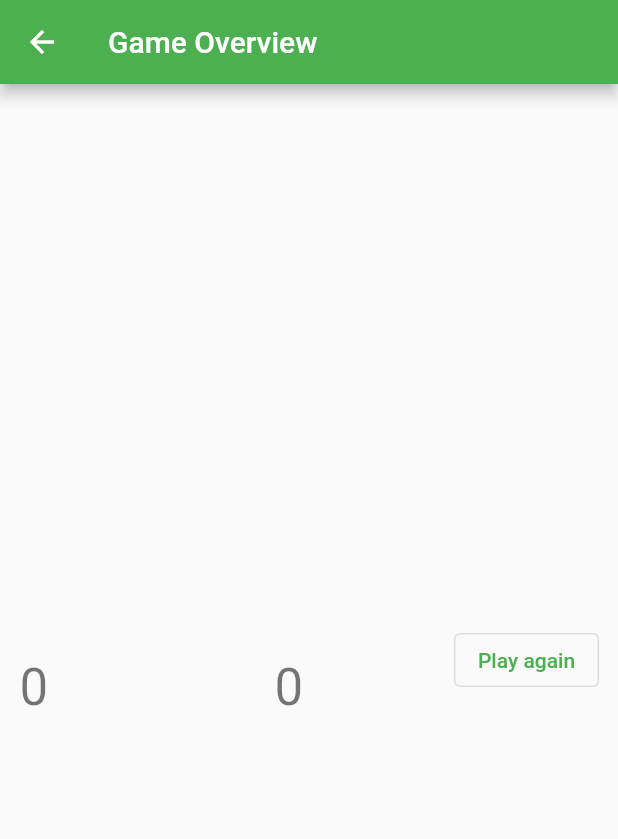
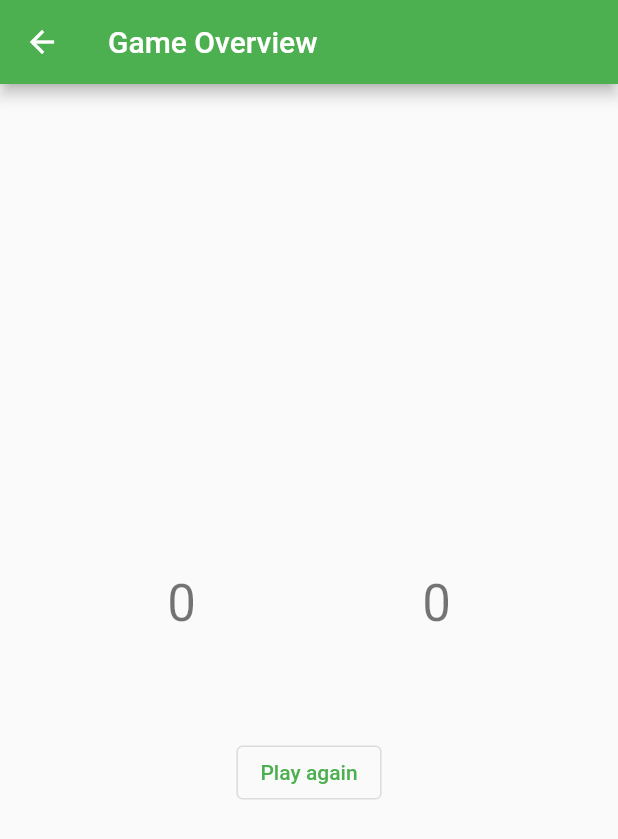
Before and after one commit to Lighting123/football_goal_app, a Flutter app: the GameScreen screen opened directly with empty values, after a tap on "End Game", on a phone screen of 412 x 824 dp. Shown: the top 839 px of the screen. Run offline on Flutter 3.47's test engine with Material 2 defaults, Android fonts, the phone set to English and light mode, and no system bars.

Commit message:
Update for Mobile

```diff
--- a/lib/game_screen.dart
+++ b/lib/game_screen.dart
@@ -45,7 +45,10 @@ class _GameScreenState extends State<GameScreen> {
         title: const Text("Game"),
       ),
       body: Center(
-          child: Row(
+        child: Column(
+          mainAxisAlignment: MainAxisAlignment.center,
+          children: [
+            Row(
               mainAxisAlignment: MainAxisAlignment.center,
               children: [
                 Column(
@@ -59,7 +62,7 @@ class _GameScreenState extends State<GameScreen> {
                     OutlinedButton(onPressed: goal1, child: const Text("GOAL!"))
                   ],
                 ),
-          const SizedBox(width: 150, height: 150),
+                const SizedBox(width: 100, height: 100),
                 Column(
                   mainAxisAlignment: MainAxisAlignment.center,
                   children: [
@@ -68,14 +71,15 @@ class _GameScreenState extends State<GameScreen> {
                     Text('$secondTeamScore',
                         style: Theme.of(context).textTheme.headline4),
                     const SizedBox(width: 10, height: 10),
-              OutlinedButton(onPressed: goal2, child: const Text("GOAL!!"))
+                    OutlinedButton(
+                        onPressed: goal2, child: const Text("GOAL!!"))
                   ],
                 ),
-          const SizedBox(width: 60, height: 60),
-          Column(
-            mainAxisAlignment: MainAxisAlignment.center,
-            children: [
-              OutlinedButton(
+              ],
+            ),
+            Padding(
+              padding: const EdgeInsets.all(32.0),
+              child: OutlinedButton(
                   onPressed: () {
                     Navigator.push(
                         context,
@@ -86,11 +90,11 @@ class _GameScreenState extends State<GameScreen> {
                                 firstTeamScore: firstTeamScore,
                                 secondTeamScore: secondTeamScore)));
                   },
-                  child: const Text("End Game"))
-            ],
+                  child: const Text("End Game")),
             )
           ],
-      )),
+        ),
+      ),
     );
   }
 }
--- a/lib/overview_screen.dart
+++ b/lib/overview_screen.dart
@@ -22,7 +22,10 @@ class OverviewScreen extends StatelessWidget {
         title: const Text("Game Overview"),
       ),
       body: Center(
-        child: Row(
+        child: Column(
+          mainAxisAlignment: MainAxisAlignment.center,
+          children: [
+            Row(
               mainAxisAlignment: MainAxisAlignment.center,
               children: [
                 Column(
@@ -46,11 +49,11 @@ class OverviewScreen extends StatelessWidget {
                     )
                   ],
                 ),
-            const SizedBox(width: 100, height: 100),
-            Column(
-              mainAxisAlignment: MainAxisAlignment.center,
-              children: [
-                OutlinedButton(
+              ],
+            ),
+            Padding(
+              padding: const EdgeInsets.all(32.0),
+              child: OutlinedButton(
                   onPressed: () {
                     Navigator.push(
                         context,
@@ -58,8 +61,7 @@ class OverviewScreen extends StatelessWidget {
                             builder: (context) => const WelcomePage()));
                   },
                   child: const Text("Play again")),
-              ],
-            )
+            ),
           ],
         ),
       ),
```
Also changed, not shown: lib/mobile_logic.dart (added, +11 -0 lines), lib/names_screen.dart (+7 -4 lines), pubspec.lock, 1 other file. Lines whose indentation alone changed are shown as unchanged.
